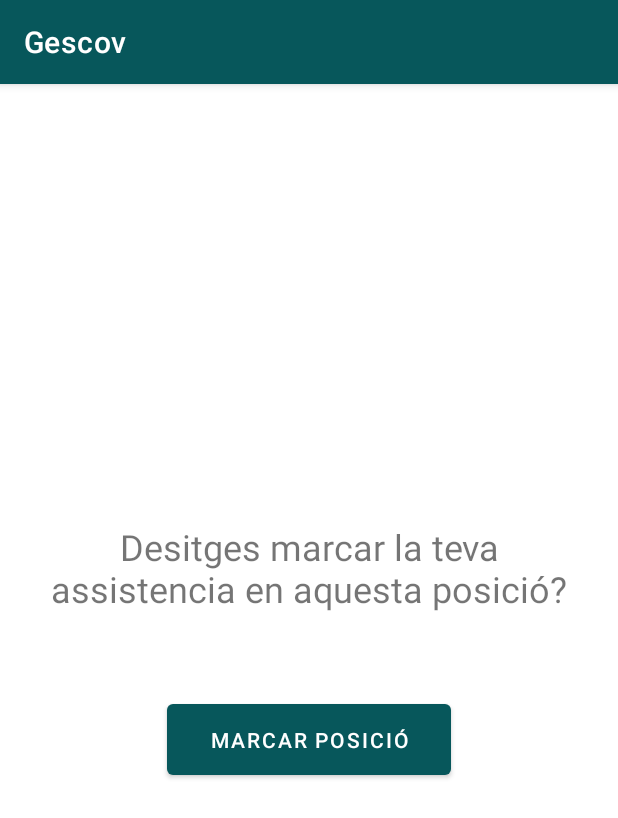
After one commit to Porkins4/PES_Gescov_APP, an Android app: the MarkPositionInClassroom screen opened directly, with no data from a screen before it, on a phone screen of 412 x 824 dp. The commit adds this screen. Shown: the top 818 px of the screen. Run offline under Robolectric (Android 15) with nearby library versions, the phone set to English and light mode, and no system bars.

Commit message:
afegida View marcar posició en un aula

```diff
--- a/app/src/main/java/com/example/gescov/DomainLayer/Classmodels/User.java
+++ b/app/src/main/java/com/example/gescov/DomainLayer/Classmodels/User.java
@@ -46,4 +46,8 @@ public class User {
         IContagionService icontragionService = ServicesFactory.getContagionService();
         return icontragionService.getContagionList(name,schoolId);
     }
+
+    public String getClassroomDimensions(String schoolId, String classroomId) {
+        return schools.getClassroomDimensions(schoolId,classroomId);
+    }
 }
--- a/app/src/main/java/com/example/gescov/DomainLayer/Services/ContagionServiceImplementor.java
+++ b/app/src/main/java/com/example/gescov/DomainLayer/Services/ContagionServiceImplementor.java
@@ -5,7 +5,7 @@ import com.example.gescov.DomainLayer.Conection;
 import java.util.concurrent.ExecutionException;
 
 public class ContagionServiceImplementor implements IContagionService {
-    Conection c;
+    private Conection c;
     public ContagionServiceImplementor() {
         c = new Conection();
     }
@@ -17,9 +17,7 @@ public class ContagionServiceImplementor implements IContagionService {
         String response = null;
        // hay que poner el identificador del usuario y el centro
         try {
-            System.out.println("otra llamada");
             response = c.execute("https://gescov.herokuapp.com/api/contagion/now?nameCen="+schoolId).get();
-            System.out.println("he pasado el response");
         } catch (ExecutionException  | InterruptedException e ){
             e.printStackTrace();
         }
--- /dev/null
+++ b/app/src/main/java/com/example/gescov/DomainLayer/Services/ISchoolService.java
@@ -0,0 +1,5 @@
+package com.example.gescov.DomainLayer.Services;
+
+public interface ISchoolService {
+    String getDimensions(String schoolId, String classroomId);
+}
--- /dev/null
+++ b/app/src/main/java/com/example/gescov/ViewLayer/MarkPositionInClassroom/MarkPositionInClassroom.java
@@ -0,0 +1,29 @@
+package com.example.gescov.ViewLayer.MarkPositionInClassroom;
+
+import androidx.appcompat.app.AppCompatActivity;
+
+import android.content.Intent;
+import android.os.Bundle;
+import android.view.View;
+import android.widget.Button;
+
+import com.example.gescov.R;
+
+public class MarkPositionInClassroom extends AppCompatActivity {
+
+    private Button button;
+    @Override
+    protected void onCreate(Bundle savedInstanceState) {
+        super.onCreate(savedInstanceState);
+        setContentView(R.layout.activity_mark_position_in_classroom);
+        button = (Button) findViewById(R.id.mark_position_in_classroom_button);
+        button.setOnClickListener(
+                new View.OnClickListener() {
+                    @Override
+                    public void onClick(View v) {
+                        finish();
+                    }
+                }
+        );
+    }
+}
--- a/app/src/main/java/com/example/gescov/ViewLayer/ViewLayerController.java
+++ b/app/src/main/java/com/example/gescov/ViewLayer/ViewLayerController.java
@@ -14,4 +14,8 @@ public class ViewLayerController {
        return Mc.getAllContagions();
 
     }
+
+    public String getClassroomDimensions(String schoolId, String classroomId) {
+        return Mc.getClassroomDimensions(schoolId, classroomId);
+    }
 }
--- /dev/null
+++ b/app/src/main/res/layout/activity_mark_position_in_classroom.xml
@@ -0,0 +1,32 @@
+<?xml version="1.0" encoding="utf-8"?>
+<androidx.constraintlayout.widget.ConstraintLayout xmlns:android="http://schemas.android.com/apk/res/android"
+    xmlns:app="http://schemas.android.com/apk/res-auto"
+    xmlns:tools="http://schemas.android.com/tools"
+    android:layout_width="match_parent"
+    android:layout_height="match_parent"
+    tools:context=".ViewLayer.MarkPositionInClassroom.MarkPositionInClassroom">
+
+    <Button
+        android:id="@+id/mark_position_in_classroom_button"
+        android:layout_width="189dp"
+        android:layout_height="59dp"
+        android:text="@string/Catalan_mark_position"
+        app:layout_constraintBottom_toBottomOf="parent"
+        app:layout_constraintEnd_toEndOf="parent"
+        app:layout_constraintStart_toStartOf="parent"
+        app:layout_constraintTop_toBottomOf="@+id/textView10"
+        app:layout_constraintVertical_bias="0.126" />
+
+    <TextView
+        android:id="@+id/textView10"
+        android:layout_width="351dp"
+        android:layout_height="72dp"
+        android:text="@string/Catalan_confirmation_Question"
+        android:textAlignment="center"
+        android:textSize="24sp"
+        app:layout_constraintBottom_toBottomOf="parent"
+        app:layout_constraintEnd_toEndOf="parent"
+        app:layout_constraintStart_toStartOf="parent"
+        app:layout_constraintTop_toTopOf="parent"
+        app:layout_constraintVertical_bias="0.42" />
+</androidx.constraintlayout.widget.ConstraintLayout>
--- a/app/src/main/res/layout/fragment_show_distribution.xml
+++ b/app/src/main/res/layout/fragment_show_distribution.xml
@@ -4,7 +4,7 @@
     xmlns:tools="http://schemas.android.com/tools"
     android:layout_width="match_parent"
     android:layout_height="match_parent"
-    tools:context=".ViewLayer.ClassroomDistribution.ShowDistributionFragment">
+    tools:context=".ViewLayer.ClassroomDistribution.ClassroomDistributionFragment">
 
     <ScrollView
         android:layout_width="match_parent"
--- a/app/src/main/res/navigation/mobile_navigation.xml
+++ b/app/src/main/res/navigation/mobile_navigation.xml
@@ -24,7 +24,7 @@
         tools:layout="@layout/fragment_slideshow" />
     <fragment
         android:id="@+id/visualizarAula"
-        android:name="com.example.gescov.ViewLayer.ClassroomDistribution.ShowDistributionFragment"
+        android:name="com.example.gescov.ViewLayer.ClassroomDistribution.ClassroomDistributionFragment"
         android:label="@string/aula"
         tools:layout="@layout/fragment_show_distribution" />
     <fragment
--- a/app/src/main/res/values/strings.xml
+++ b/app/src/main/res/values/strings.xml
@@ -37,7 +37,10 @@
     <string name="catalan_tableStatus_Free">Lliure</string>
 
     <!-- Aula -->
-    <string name= "aula">Aula</string>
+    <string name="aula">Aula</string>
+    <string name="Catalan_mark_position">Marcar Posició</string>
+    <string name="Catalan_confirmation_Question">Desitges marcar la teva assistencia en aquesta posició?</string>
+
 
     <!-- Llista de Contagis -->
     <string name="contagionlist">Llista de Contagis</string>
```
Also changed, not shown: app/src/main/AndroidManifest.xml (+6 -3 lines), app/src/main/java/com/example/gescov/DomainLayer/Classmodels/School.java (+8 -0 lines), app/src/main/java/com/example/gescov/DomainLayer/Controllers/ModelController.java (+7 -3 lines), app/src/main/java/com/example/gescov/DomainLayer/Controllers/UserController.java (+10 -0 lines), app/src/main/java/com/example/gescov/DomainLayer/SchoolServiceConnections.java (added, +48 -0 lines), app/src/main/java/com/example/gescov/DomainLayer/Services/SchoolServiceImplementor.java (added, +26 -0 lines), app/src/main/java/com/example/gescov/DomainLayer/Services/ServicesFactory.java (+13 -2 lines), app/src/main/java/com/example/gescov/ViewLayer/ClassroomDistribution/ClassroomDistributionController.java (added, +17 -0 lines), app/src/main/java/com/example/gescov/ViewLayer/ClassroomDistribution/ClassroomDistributionFragment.java (renamed from app/src/main/java/com/example/gescov/ViewLayer/ClassroomDistribution/ShowDistributionFragment.java, +53 -10 lines), app/src/main/java/com/example/gescov/ViewLayer/ClassroomDistribution/ClassroomDistributionTableWidget.java (+23 -0 lines), app/src/main/java/com/example/gescov/ViewLayer/PresentationControlFactory.java (+8 -0 lines).
